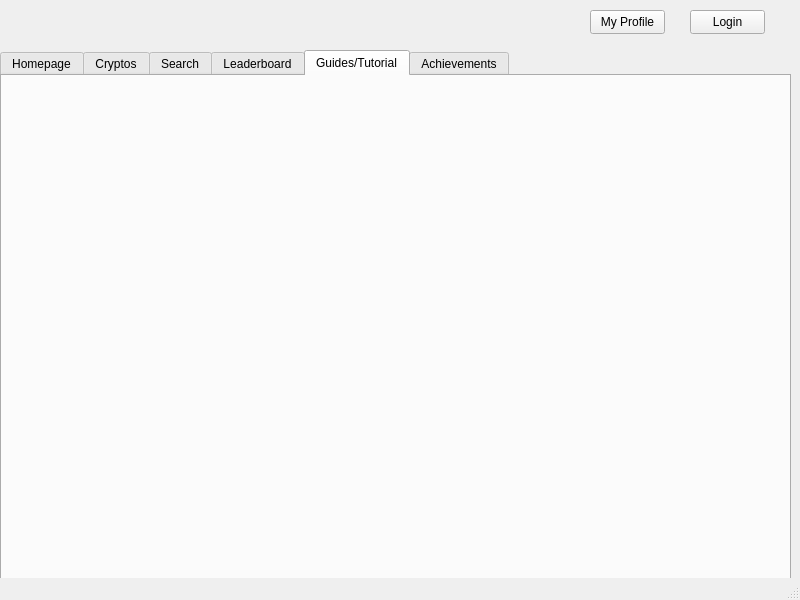
This is client/form.ui in SushantKumarPandey/Crypto-Tradeing-App-with-fake-currency as Qt 5 draws it before an edit. The edited form follows.
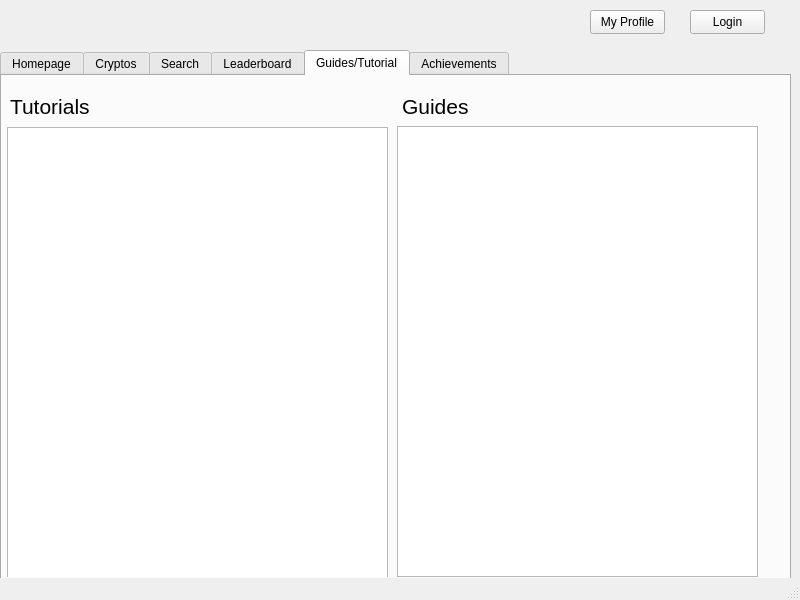
This is the edited form. The open tabs and pages were chosen to show the change.

Commit message: feat: Bericht Mathis added feat: Guides/Tutorials added

```diff
--- a/client/form.ui
+++ b/client/form.ui
@@ -759,6 +759,62 @@
         <height>501</height>
        </rect>
       </property>
+      <widget class="QListWidget" name="listWidget">
+       <property name="geometry">
+        <rect>
+         <x>5</x>
+         <y>51</y>
+         <width>381</width>
+         <height>451</height>
+        </rect>
+       </property>
+      </widget>
+      <widget class="QListWidget" name="listWidget_2">
+       <property name="geometry">
+        <rect>
+         <x>395</x>
+         <y>50</y>
+         <width>361</width>
+         <height>451</height>
+        </rect>
+       </property>
+      </widget>
+      <widget class="QLabel" name="label_5">
+       <property name="geometry">
+        <rect>
+         <x>8</x>
+         <y>10</y>
+         <width>141</width>
+         <height>41</height>
+        </rect>
+       </property>
+       <property name="font">
+        <font>
+         <pointsize>16</pointsize>
+        </font>
+       </property>
+       <property name="text">
+        <string>Tutorials</string>
+       </property>
+      </widget>
+      <widget class="QLabel" name="label_6">
+       <property name="geometry">
+        <rect>
+         <x>400</x>
+         <y>10</y>
+         <width>131</width>
+         <height>41</height>
+        </rect>
+       </property>
+       <property name="font">
+        <font>
+         <pointsize>16</pointsize>
+        </font>
+       </property>
+       <property name="text">
+        <string>Guides</string>
+       </property>
+      </widget>
      </widget>
     </widget>
     <widget class="QWidget" name="tab_5">
```
Left out of the diff: 2 changed lines with no effect on the pictures. The commit also changes 3 other files.
